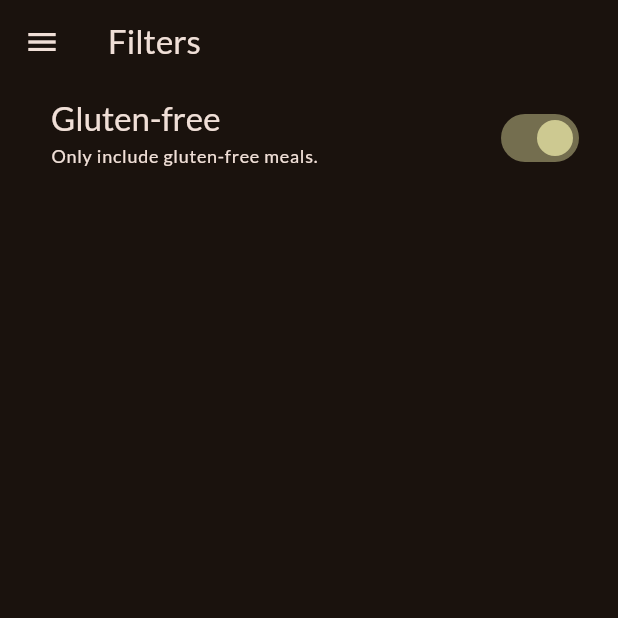
After one commit to nathannewyen/flutters, a Flutter app: the FiltersScreen screen opened directly, after a tap on "Gluten-free", on a phone screen of 412 x 824 dp, the top half of it. The commit adds this screen. Run offline on Flutter 3.47's test engine with Material 3 defaults, Android fonts, the phone set to English and light mode, and no system bars; our stand-ins replace google_fonts, transparent_image.

Commit message:
add filter screen

```diff
--- /dev/null
+++ b/meals/lib/screens/filters.dart
@@ -0,0 +1,51 @@
+import 'package:flutter/material.dart';
+
+import '../widgets/main_drawer.dart';
+
+class FiltersScreen extends StatefulWidget {
+  const FiltersScreen({super.key});
+
+  @override
+  State<StatefulWidget> createState() {
+    return _FiltersScreenState();
+  }
+}
+
+class _FiltersScreenState extends State<FiltersScreen> {
+  @override
+  Widget build(BuildContext context) {
+    return Scaffold(
+        appBar: AppBar(
+          title: const Text('Filters'),
+        ),
+        drawer: MainDrawer(onSelectScreen: (identifier) {}),
+        body: Column(
+          children: [
+            SwitchListTile(
+              value: _glutenFreeFilterSet,
+              onChanged: (isChecked) {
+                setState(() {
+                  _glutenFreeFilterSet = isChecked;
+                });
+              },
+              title: Text(
+                'Gluten-free',
+                style: Theme.of(context).textTheme.titleLarge!.copyWith(
+                      color: Theme.of(context).colorScheme.onBackground,
+                    ),
+              ),
+              subtitle: Text(
+                'Only include gluten-free meals.',
+                style: Theme.of(context).textTheme.labelMedium!.copyWith(
+                      color: Theme.of(context).colorScheme.onBackground,
+                    ),
+              ),
+              activeColor: Theme.of(context).colorScheme.tertiary,
+              contentPadding: const EdgeInsets.only(left: 34, right: 22),
+            ),
+          ],
+        ));
+  }
+
+  var _glutenFreeFilterSet = false;
+}
--- a/meals/lib/screens/tabs.dart
+++ b/meals/lib/screens/tabs.dart
@@ -1,5 +1,6 @@
 import 'package:flutter/material.dart';
 import 'package:meals/screens/categories.dart';
+import 'package:meals/screens/filters.dart';
 import 'package:meals/widgets/main_drawer.dart';
 import 'package:meals/widgets/meals.dart';
 
@@ -46,6 +47,11 @@ class _TabsScreenState extends State<TabsScreen> {
 
   void _setScreen(String identifier) {
     if (identifier == 'filters') {
+      Navigator.of(context).push(
+        MaterialPageRoute(builder: (ctx) {
+          return const FiltersScreen();
+        }),
+      );
     } else {
       Navigator.of(context).pop();
     }
```
